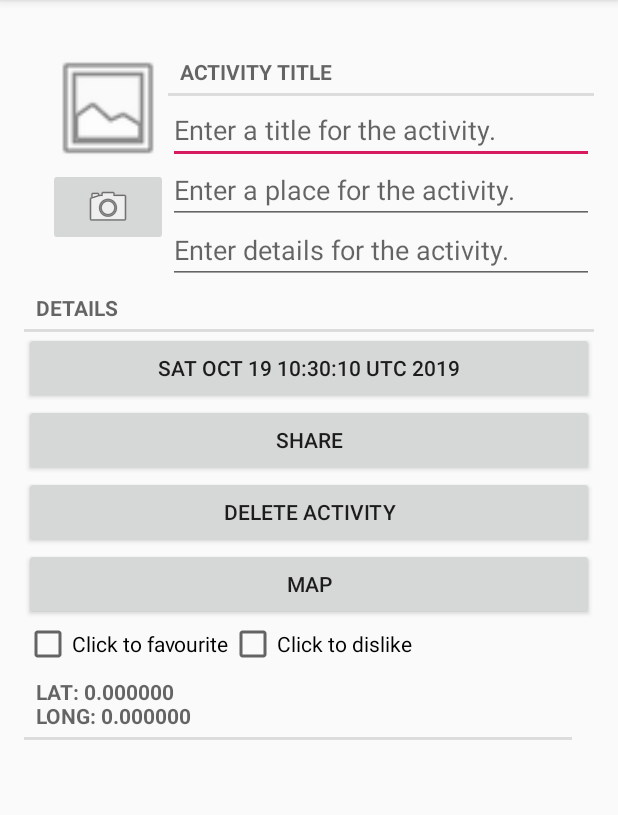
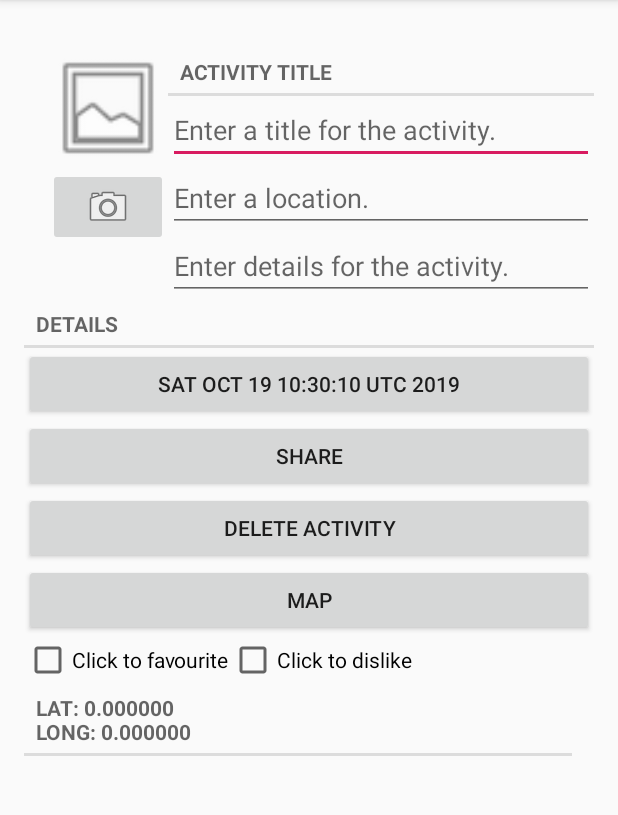
Before and after one commit to RoyReisenleiter/MyCheckins, an Android app: the screen it shows after launch (CheckinsActivity), after a tap on "NEW", on a phone screen of 412 x 824 dp, the part 84-899 px from its top. Run offline under Robolectric (Android 15) with nearby library versions, the phone set to English and light mode, and no system bars; 1 statement that could not run was skipped.

Commit message:
refactoring complete and design formatting started

```diff
--- a/app/src/main/java/task2/task2/CheckinsListFragment.java
+++ b/app/src/main/java/task2/task2/CheckinsListFragment.java
@@ -22,8 +22,8 @@ import static task2.task2.CheckinsActivity.newIntent;
 
 public class CheckinsListFragment extends Fragment {
 
-    private RecyclerView mCrimeRecyclerView;
-    private CrimeAdapter mAdapter;
+    private RecyclerView mCheckinRecyclerView;
+    private CheckinAdapter mAdapter;
     private boolean mSubtitleVisible;
     private static final String SAVED_SUBTITLE_VISIBLE = "subtitle";
     private Button mDeleteButton;
@@ -41,9 +41,9 @@ public class CheckinsListFragment extends Fragment {
     public View onCreateView(LayoutInflater inflater, ViewGroup container, Bundle savedInstanceState) {
         View view = inflater.inflate(R.layout.fragment_activity_list, container, false);
 
-        mCrimeRecyclerView = (RecyclerView) view
+        mCheckinRecyclerView = (RecyclerView) view
                 .findViewById(R.id.checkin_recycler_view);
-        mCrimeRecyclerView.setLayoutManager(new LinearLayoutManager(getActivity()));
+        mCheckinRecyclerView.setLayoutManager(new LinearLayoutManager(getActivity()));
 
         if (savedInstanceState != null) {
             mSubtitleVisible = savedInstanceState.getBoolean(SAVED_SUBTITLE_VISIBLE);
@@ -89,15 +89,6 @@ public class CheckinsListFragment extends Fragment {
                         .webIntent(getActivity(),"http:www.wikihow.com/Check-In-on_Facebook");
                 startActivity(i);
                 return true;
-            /*case R.id.delete_item:
-                Checkins mCheckins = new Checkins();
-                //CheckinsLab crimeLab = CheckinsLab.get(getActivity());
-                CheckinsLab.get(getActivity()).deleteCheckin(mCheckins);
-                Intent del = CheckinsActivity
-                        .newIntent(getActivity(), mCheckins.getId());
-                startActivity(del);
-                mAdapter.notifyDataSetChanged();
-                updateUI();*/
                 default:
                     return super.onOptionsItemSelected(item);
         }
@@ -105,8 +96,8 @@ public class CheckinsListFragment extends Fragment {
 
     private void updateSubtitle(){
         CheckinsLab checkinsLab = CheckinsLab.get(getActivity());
-        int crimeCount = checkinsLab.getCheckins().size();
-        String subtitle = getString(R.string.subtitle_format, crimeCount);
+        int checkinCount = checkinsLab.getCheckins().size();
+        String subtitle = getString(R.string.subtitle_format, checkinCount);
 
         if (!mSubtitleVisible) {
             subtitle = null;
@@ -121,8 +112,8 @@ public class CheckinsListFragment extends Fragment {
         List<Checkins> checkins = checkinsLab.getCheckins();
 
         if (mAdapter == null){
-            mAdapter = new CrimeAdapter(checkins);
-            mCrimeRecyclerView.setAdapter(mAdapter);
+            mAdapter = new CheckinAdapter(checkins);
+            mCheckinRecyclerView.setAdapter(mAdapter);
         }else{
             mAdapter.setCheckins(checkins);
             mAdapter.notifyDataSetChanged();
@@ -130,12 +121,12 @@ public class CheckinsListFragment extends Fragment {
 
         updateSubtitle();
 
-        //mAdapter = new CrimeAdapter(checkins);
-        //mCrimeRecyclerView.setAdapter(mAdapter);
+        //mAdapter = new CheckinAdapter(checkins);
+        //mCheckinRecyclerView.setAdapter(mAdapter);
     }
 
 
-    private class CrimeHolder extends RecyclerView.ViewHolder implements View.OnClickListener {
+    private class CheckinHolder extends RecyclerView.ViewHolder implements View.OnClickListener {
 
         private TextView mTitleTextView;
         private TextView mDateTextView;
@@ -146,7 +137,7 @@ public class CheckinsListFragment extends Fragment {
         private ImageView mDislikedImageView;
 
 
-        public CrimeHolder(LayoutInflater inflater, ViewGroup parent) {
+        public CheckinHolder(LayoutInflater inflater, ViewGroup parent) {
             super (inflater.inflate(R.layout.list_item_activity, parent, false));
             itemView.setOnClickListener(this);
 
@@ -179,22 +170,22 @@ public class CheckinsListFragment extends Fragment {
         }
     }
 
-    private class CrimeAdapter extends RecyclerView.Adapter<CrimeHolder> {
+    private class CheckinAdapter extends RecyclerView.Adapter<CheckinHolder> {
         private List<Checkins> mCheckins;
-        public CrimeAdapter(List<Checkins> checkins) {
+        public CheckinAdapter(List<Checkins> checkins) {
             mCheckins = checkins;
         }
 
 
         @Override
-        public CrimeHolder onCreateViewHolder(ViewGroup parent, int viewType) {
+        public CheckinHolder onCreateViewHolder(ViewGroup parent, int viewType) {
             LayoutInflater layoutInflater = LayoutInflater.from(getActivity());
 
-            return new CrimeHolder(layoutInflater, parent);
+            return new CheckinHolder(layoutInflater, parent);
         }
 
         @Override
-        public void onBindViewHolder(CrimeHolder holder, int position) {
+        public void onBindViewHolder(CheckinHolder holder, int position) {
             Checkins checkins = mCheckins.get(position);
             holder.bind(checkins);
 
--- a/app/src/main/java/task2/task2/DatePickerFragment.java
+++ b/app/src/main/java/task2/task2/DatePickerFragment.java
@@ -18,7 +18,7 @@ import java.util.GregorianCalendar;
 
 public class DatePickerFragment extends DialogFragment {
 
-    public static final String EXTRA_DATE = "com.bignerdranch.android.criminalintent.date";
+    public static final String EXTRA_DATE = "task2.task2.date";
 
     private static final String ARG_DATE = "date";
 
--- a/app/src/main/res/layout/fragment_activity.xml
+++ b/app/src/main/res/layout/fragment_activity.xml
@@ -59,13 +59,13 @@
             <EditText
                 android:id="@+id/place_title"
                 android:layout_width="match_parent"
-                android:layout_height="40dp"
+                android:layout_height="wrap_content"
                 android:hint="@string/place_hint"/>
 
             <EditText
                 android:id="@+id/details_title"
                 android:layout_width="match_parent"
-                android:layout_height="40dp"
+                android:layout_height="wrap_content"
                 android:hint="@string/detail_hint"/>
         </LinearLayout>
 
--- a/app/src/main/res/values/strings.xml
+++ b/app/src/main/res/values/strings.xml
@@ -1,7 +1,7 @@
 <resources>
     <string name="app_name">MyCheckins</string>
     <string name="crime_title_hint">Enter a title for the activity.</string>
-    <string name="place_hint">Enter a place for the activity.</string>
+    <string name="place_hint">Enter a location.</string>
     <string name="detail_hint">Enter details for the activity.</string>
     <string name="activity_title_label">Activity Title</string>
     <string name="activity_details_label">Details</string>
```
Also changed, not shown: app/src/main/res/layout/list_item_activity.xml (+5 -3 lines).
